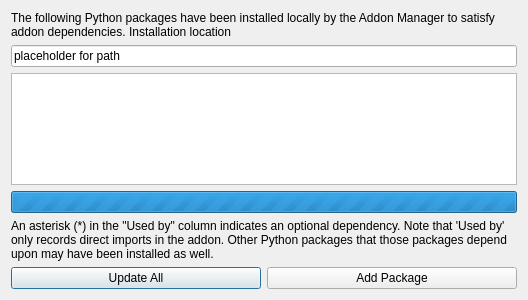
This is PythonDependencyUpdateDialog.ui in FreeCAD/AddonManager as Qt 5 draws it before an edit. The edited form follows.
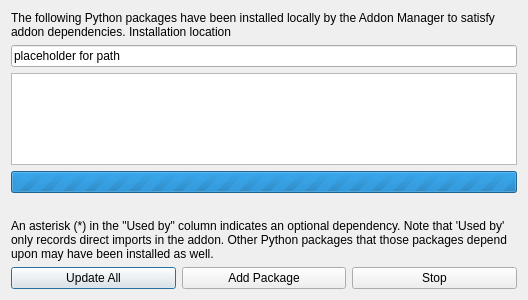
This is the edited form.

Commit message: Improve error handling and reporting in python updates

Patch:
```diff
--- a/PythonDependencyUpdateDialog.ui
+++ b/PythonDependencyUpdateDialog.ui
@@ -63,6 +63,22 @@
      </property>
     </widget>
    </item>
+   <item>
+    <widget class="QLabel" name="progressDetailsLabel">
+     <property name="sizePolicy">
+      <sizepolicy hsizetype="Ignored" vsizetype="Preferred">
+       <horstretch>0</horstretch>
+       <verstretch>0</verstretch>
+      </sizepolicy>
+     </property>
+     <property name="text">
+      <string notr="true"/>
+     </property>
+     <property name="wordWrap">
+      <bool>false</bool>
+     </property>
+    </widget>
+   </item>
    <item>
     <widget class="QLabel" name="label_2">
      <property name="text">
@@ -89,6 +105,16 @@
        </property>
       </widget>
      </item>
+     <item>
+      <widget class="QPushButton" name="buttonCancel">
+       <property name="text">
+        <string>Stop</string>
+       </property>
+       <property name="toolTip">
+        <string>Stop the running pip installation or update</string>
+       </property>
+      </widget>
+     </item>
     </layout>
    </item>
   </layout>
```
The commit also changes 4 other files.
